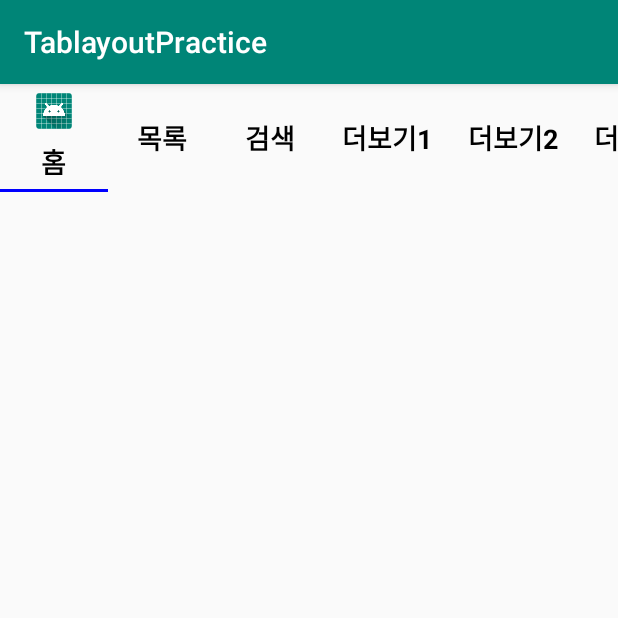
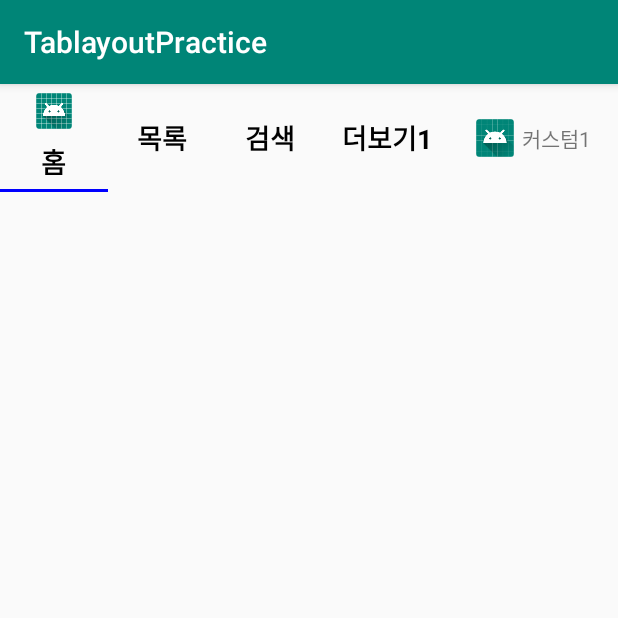
Before and after one commit to jjyshj1/TablayoutPractice, an Android app: the screen it shows after launch (MainActivity), on a phone screen of 412 x 824 dp, the top half of it. Run offline under Robolectric (Android 15) with nearby library versions, the phone set to English and light mode, and no system bars; our stand-ins replace data binding.

Commit message:
custom tabview

```diff
--- a/app/src/main/java/com/example/tablayoutpractice/MainActivity.java
+++ b/app/src/main/java/com/example/tablayoutpractice/MainActivity.java
@@ -3,6 +3,9 @@ package com.example.tablayoutpractice;
 import android.databinding.DataBindingUtil;
 import android.support.v7.app.AppCompatActivity;
 import android.os.Bundle;
+import android.view.LayoutInflater;
+import android.view.View;
+import android.widget.TextView;
 
 import com.example.tablayoutpractice.databinding.ActivityMainBinding;
 
@@ -32,8 +35,8 @@ public class MainActivity extends BaseActivity {
         act.tabLayout.addTab(act.tabLayout.newTab().setText("목록"));
         act.tabLayout.addTab(act.tabLayout.newTab().setText("검색"));
         act.tabLayout.addTab(act.tabLayout.newTab().setText("더보기1"));
-        act.tabLayout.addTab(act.tabLayout.newTab().setText("더보기2"));
-        act.tabLayout.addTab(act.tabLayout.newTab().setText("더보기3"));
+        act.tabLayout.addTab(act.tabLayout.newTab().setCustomView(createCustomTabView("커스텀1")));
+        act.tabLayout.addTab(act.tabLayout.newTab().setCustomView(createCustomTabView("커스텀2")));
         act.tabLayout.addTab(act.tabLayout.newTab().setText("더보기4"));
         act.tabLayout.addTab(act.tabLayout.newTab().setText("더보기5"));
         act.tabLayout.addTab(act.tabLayout.newTab().setText("더보기6"));
@@ -41,6 +44,14 @@ public class MainActivity extends BaseActivity {
 
     }
 
+    View createCustomTabView(String tabName){
+        View tabView = LayoutInflater.from(mContext).inflate(R.layout.custom_tab,null);
+
+        TextView nameTxt = tabView.findViewById(R.id.nameTxt);
+        nameTxt.setText(tabName);
+        return tabView;
+    }
+
     @Override
     public void bindViews() {
         act = DataBindingUtil.setContentView(this,R.layout.activity_main);
--- /dev/null
+++ b/app/src/main/res/layout/custom_tab.xml
@@ -0,0 +1,24 @@
+<?xml version="1.0" encoding="utf-8"?>
+<LinearLayout
+    xmlns:android="http://schemas.android.com/apk/res/android"
+    android:layout_width="wrap_content"
+    android:layout_height="wrap_content"
+    android:orientation="horizontal"
+    android:padding="5dp"
+    android:gravity="center">
+
+    <ImageView
+        android:layout_width="25dp"
+        android:layout_height="25dp"
+        android:src="@mipmap/ic_launcher"/>
+
+    <TextView
+        android:layout_marginLeft="5dp"
+        android:id="@+id/nameTxt"
+        android:layout_width="wrap_content"
+        android:layout_height="wrap_content"
+        android:text="항목이름"
+
+        />
+
+</LinearLayout>
```
